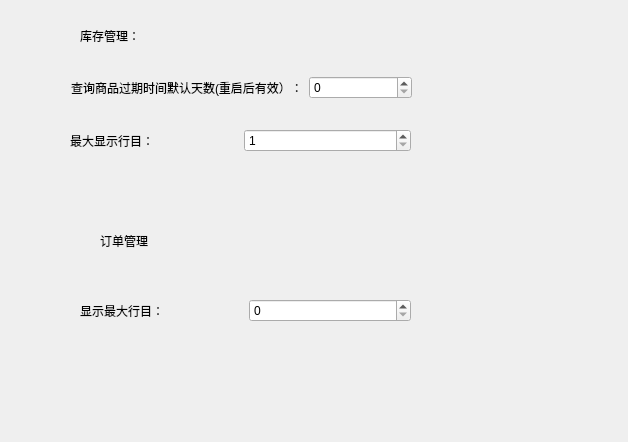
First picture: the form in view/page/pageconfig.ui, repository ylxcvvan/Supermarket-Commodity-Management-System, before the edit.
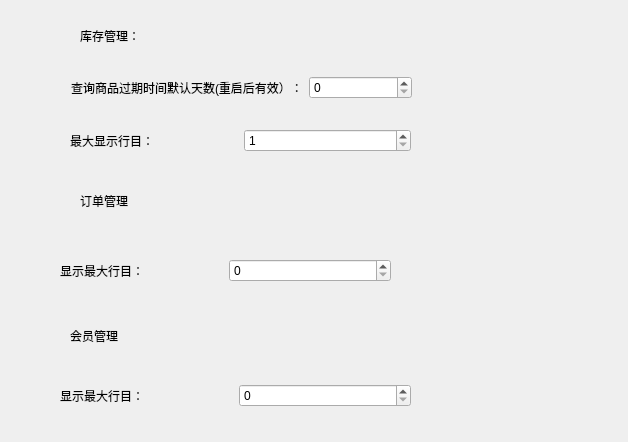
Second picture: the form after the edit.

Commit message: 修复了双击空白数组导致的程序崩溃问题 修复了vip界面的翻页问题 新增设置选项中，可选择vip管理界面的最大行展示数目

Diff of the .ui file:
```diff
--- a/view/page/pageconfig.ui
+++ b/view/page/pageconfig.ui
@@ -77,8 +77,8 @@
   <widget class="QLabel" name="label_4">
    <property name="geometry">
     <rect>
-     <x>100</x>
-     <y>220</y>
+     <x>80</x>
+     <y>180</y>
      <width>141</width>
      <height>41</height>
     </rect>
@@ -90,8 +90,8 @@
   <widget class="QWidget" name="layoutWidget">
    <property name="geometry">
     <rect>
-     <x>80</x>
-     <y>280</y>
+     <x>60</x>
+     <y>240</y>
      <width>331</width>
      <height>61</height>
     </rect>
@@ -109,6 +109,41 @@
     </item>
    </layout>
   </widget>
+  <widget class="QLabel" name="label_6">
+   <property name="geometry">
+    <rect>
+     <x>70</x>
+     <y>320</y>
+     <width>141</width>
+     <height>31</height>
+    </rect>
+   </property>
+   <property name="text">
+    <string>会员管理</string>
+   </property>
+  </widget>
+  <widget class="QWidget" name="">
+   <property name="geometry">
+    <rect>
+     <x>60</x>
+     <y>370</y>
+     <width>351</width>
+     <height>51</height>
+    </rect>
+   </property>
+   <layout class="QHBoxLayout" name="horizontalLayout_4">
+    <item>
+     <widget class="QLabel" name="label_7">
+      <property name="text">
+       <string>显示最大行目：</string>
+      </property>
+     </widget>
+    </item>
+    <item>
+     <widget class="QSpinBox" name="spinBoxVipMaxShowRow"/>
+    </item>
+   </layout>
+  </widget>
  </widget>
  <resources/>
  <connections/>
```
The commit also changes 9 other files.
